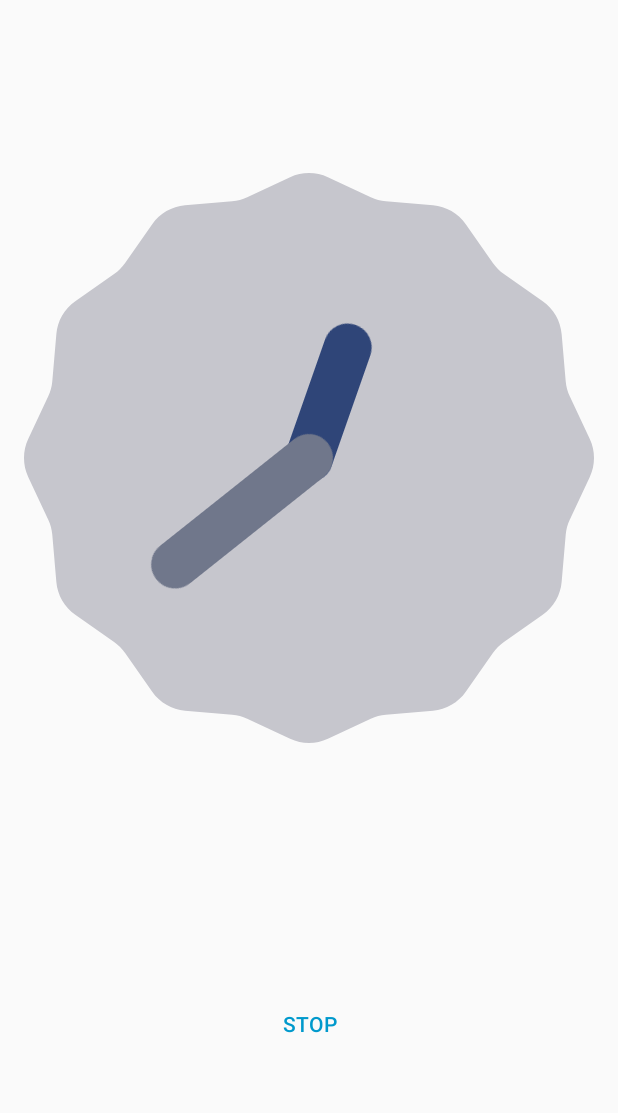
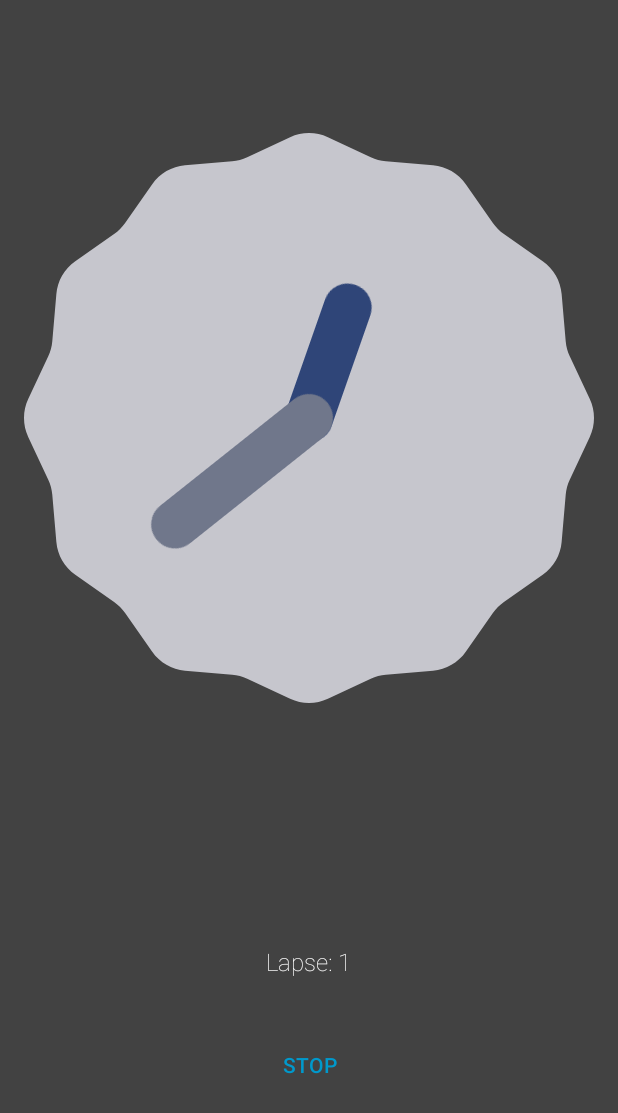
Before and after one commit to huzaima/Timer, an Android app: the AlarmRingingActivity screen opened directly, with no data from a screen before it, on a phone screen of 412 x 824 dp. Shown: the top 1113 px of the screen. Run offline under Robolectric (Android 15) with nearby library versions, the phone set to English and light mode, and no system bars; our stand-ins replace ButterKnife.

Commit message:
Alarm playing correctly

```diff
--- a/app/src/main/AndroidManifest.xml
+++ b/app/src/main/AndroidManifest.xml
@@ -36,6 +36,7 @@
 
         <activity
             android:name=".Activity.AlarmRingingActivity"
+            android:launchMode="singleTask"
             android:theme="@style/AppTheme" />
     </application>
 
--- a/app/src/main/java/co/magency/huzaima/timer/Activity/AlarmRingingActivity.java
+++ b/app/src/main/java/co/magency/huzaima/timer/Activity/AlarmRingingActivity.java
@@ -1,5 +1,6 @@
 package co.magency.huzaima.timer.Activity;
 
+import android.content.Intent;
 import android.media.AudioManager;
 import android.media.Ringtone;
 import android.media.RingtoneManager;
@@ -22,10 +23,13 @@ public class AlarmRingingActivity extends AppCompatActivity implements View.OnCl
     public TextView ringing;
     @BindView(R.id.name)
     public TextView name;
+    @BindView(R.id.current_lapse)
+    public TextView currentLap;
     @BindView(R.id.stop)
     public Button stop;
     private Handler handler;
     private Ringtone r;
+    private int lap = 1;
 
     @Override
     protected void onCreate(Bundle savedInstanceState) {
@@ -36,6 +40,7 @@ public class AlarmRingingActivity extends AppCompatActivity implements View.OnCl
         handler = new Handler();
 
         name.setText(getIntent().getStringExtra(AppUtility.TIMER_NAME));
+        currentLap.setText(getString(R.string.current_lapse, lap));
 
         stop.setOnClickListener(this);
 
@@ -52,15 +57,33 @@ public class AlarmRingingActivity extends AppCompatActivity implements View.OnCl
                 else
                     ringing.setVisibility(View.VISIBLE);
 
+                if (r != null && !r.isPlaying())
+                    r.play();
+
                 handler.postDelayed(this, 500);
             }
         }, 500);
+
+        handler.postDelayed(new Runnable() {
+            @Override
+            public void run() {
+                r.stop();
+                r = null;
+            }
+        }, 60 * 1000);
     }
 
     @Override
     public void onClick(View v) {
-        r.stop();
+        if (r != null)
+            r.stop();
         handler.removeCallbacksAndMessages(null);
         finish();
     }
+
+    @Override
+    protected void onNewIntent(Intent intent) {
+        super.onNewIntent(intent);
+        currentLap.setText(getString(R.string.current_lapse, ++lap));
+    }
 }
--- a/app/src/main/java/co/magency/huzaima/timer/Activity/ListTimerExpandedActivity.java
+++ b/app/src/main/java/co/magency/huzaima/timer/Activity/ListTimerExpandedActivity.java
@@ -278,8 +278,6 @@ public class ListTimerExpandedActivity extends AppCompatActivity implements Real
     @Override
     public void onClick(View v) {
 
-        // TODO: Add condition for when lapse is 0 and notify after every lapse
-
         playTimer.setEnabled(false);
         playTimer.setAlpha(0.5f);
 
@@ -291,6 +289,8 @@ public class ListTimerExpandedActivity extends AppCompatActivity implements Real
             Intent intent = new Intent(getApplicationContext(), AlarmService.class);
             intent.putExtra(AppUtility.TIMER_NAME, timer.getName());
             startService(intent);
+            AppUtility.showToast("Timer started");
+            finish();
         } else if (timer.getAlertFrequency().equals(AppUtility.AFTER_COMPLETE_TIMER)) {
             final AlarmManager alarmManager = (AlarmManager) getApplicationContext().getSystemService(Context.ALARM_SERVICE);
 
@@ -322,6 +322,8 @@ public class ListTimerExpandedActivity extends AppCompatActivity implements Real
             alarmManager.set(AlarmManager.ELAPSED_REALTIME_WAKEUP,
                     time,
                     pendingIntent);
+            AppUtility.showToast("Timer started");
+            finish();
         }
     }
 
--- a/app/src/main/java/co/magency/huzaima/timer/Fragment/SetNotificationFragment.java
+++ b/app/src/main/java/co/magency/huzaima/timer/Fragment/SetNotificationFragment.java
@@ -15,6 +15,7 @@ import android.view.View;
 import android.view.ViewGroup;
 import android.widget.CheckBox;
 import android.widget.EditText;
+import android.widget.RadioButton;
 import android.widget.RadioGroup;
 
 import java.util.ArrayList;
@@ -85,6 +86,11 @@ public class SetNotificationFragment extends Fragment implements RadioGroup.OnCh
     public void onResume() {
         super.onResume();
         attachListeners();
+
+        if (AppUtility.IS_ONE_LAPSE) {
+            getView().findViewById(R.id.notify_every_lapse).setEnabled(false);
+            ((RadioButton) getView().findViewById(R.id.notify_after_complete)).setChecked(true);
+        }
     }
 
     @Override
--- a/app/src/main/java/co/magency/huzaima/timer/Utilities/AppUtility.java
+++ b/app/src/main/java/co/magency/huzaima/timer/Utilities/AppUtility.java
@@ -38,6 +38,7 @@ public class AppUtility {
     public static final String MESSAGE_TEXT = "MESSAGE";
     public static final String ALARM_TIME = "ALARM_TIME";
     public static String CURRENT_LAP = "CURRENT_LAP";
+    public static boolean IS_ONE_LAPSE;
 
     // SharedPreferences keys
     public static final String SHARED_PREFERENCE_NAME = "co.magency.huzaima.timer-welcome";
--- a/app/src/main/res/layout/activity_alarm_ringing.xml
+++ b/app/src/main/res/layout/activity_alarm_ringing.xml
@@ -2,6 +2,7 @@
 <LinearLayout xmlns:android="http://schemas.android.com/apk/res/android"
     android:layout_width="match_parent"
     android:layout_height="match_parent"
+    android:background="@color/cardview_dark_background"
     android:gravity="center"
     android:orientation="vertical">
 
@@ -17,6 +18,7 @@
         android:fontFamily="sans-serif-thin"
         android:padding="16dp"
         android:text="Name of timer"
+        android:textColor="@android:color/white"
         android:textSize="32sp" />
 
     <TextView
@@ -26,6 +28,17 @@
         android:fontFamily="sans-serif-thin"
         android:padding="16dp"
         android:text="Ringing!!!"
+        android:textColor="@android:color/white"
+        android:textSize="16sp" />
+
+    <TextView
+        android:id="@+id/current_lapse"
+        android:layout_width="wrap_content"
+        android:layout_height="wrap_content"
+        android:fontFamily="sans-serif-thin"
+        android:padding="16dp"
+        android:text="@string/current_lapse"
+        android:textColor="@android:color/white"
         android:textSize="16sp" />
 
     <Button
--- a/app/src/main/res/layout/fragment_set_name.xml
+++ b/app/src/main/res/layout/fragment_set_name.xml
@@ -12,7 +12,7 @@
         android:layout_marginLeft="@dimen/activity_horizontal_margin"
         android:layout_marginRight="@dimen/activity_horizontal_margin">
 
-        <EditText
+        <android.support.design.widget.TextInputEditText
             android:id="@+id/timer_name"
             android:layout_width="match_parent"
             android:layout_height="wrap_content"
@@ -29,7 +29,7 @@
         android:layout_marginRight="@dimen/activity_horizontal_margin"
         android:layout_marginTop="8dp">
 
-        <EditText
+        <android.support.design.widget.TextInputEditText
             android:id="@+id/no_of_lapses"
             android:layout_width="match_parent"
             android:layout_height="wrap_content"
--- a/app/src/main/res/values/strings.xml
+++ b/app/src/main/res/values/strings.xml
@@ -29,4 +29,6 @@
     <!--string for transition-->
     <string name="timer_name_card">timer_name_card</string>
 
+    <string name="current_lapse">Lapse: %d</string>
+
 </resources>
```
Also changed, not shown: app/src/main/java/co/magency/huzaima/timer/Fragment/SetNameFragment.java (+7 -1 lines).
